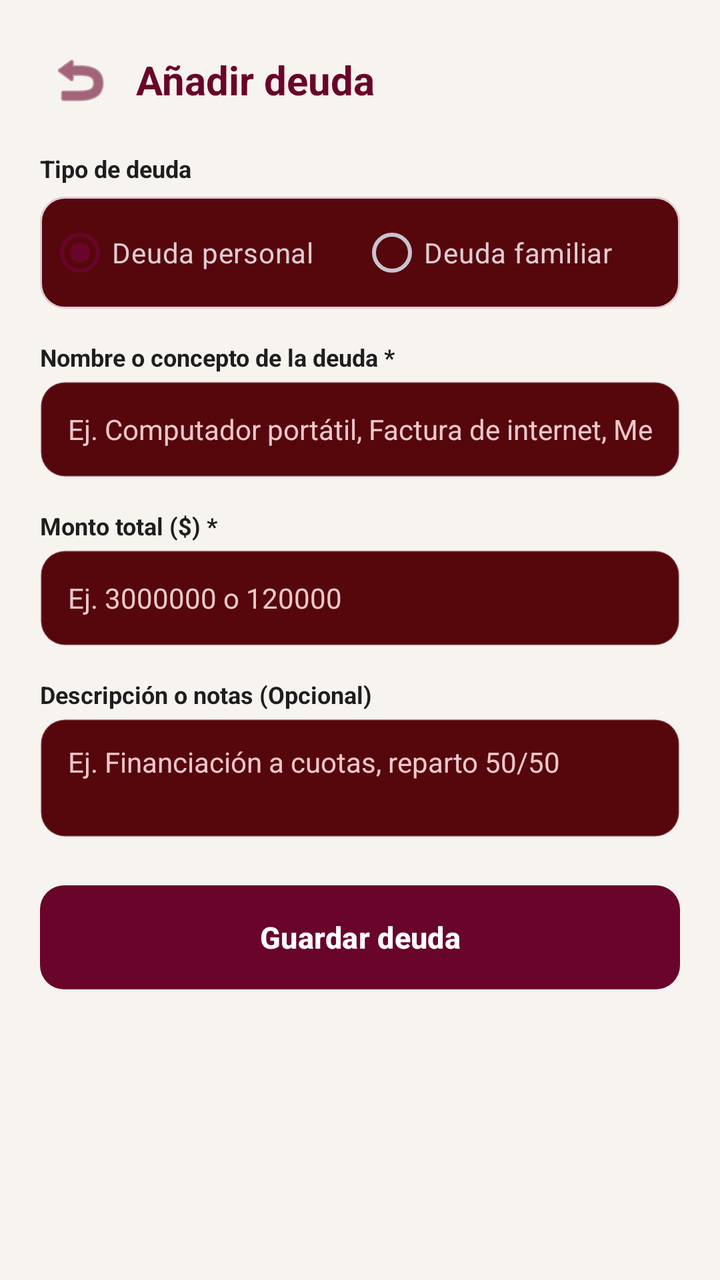
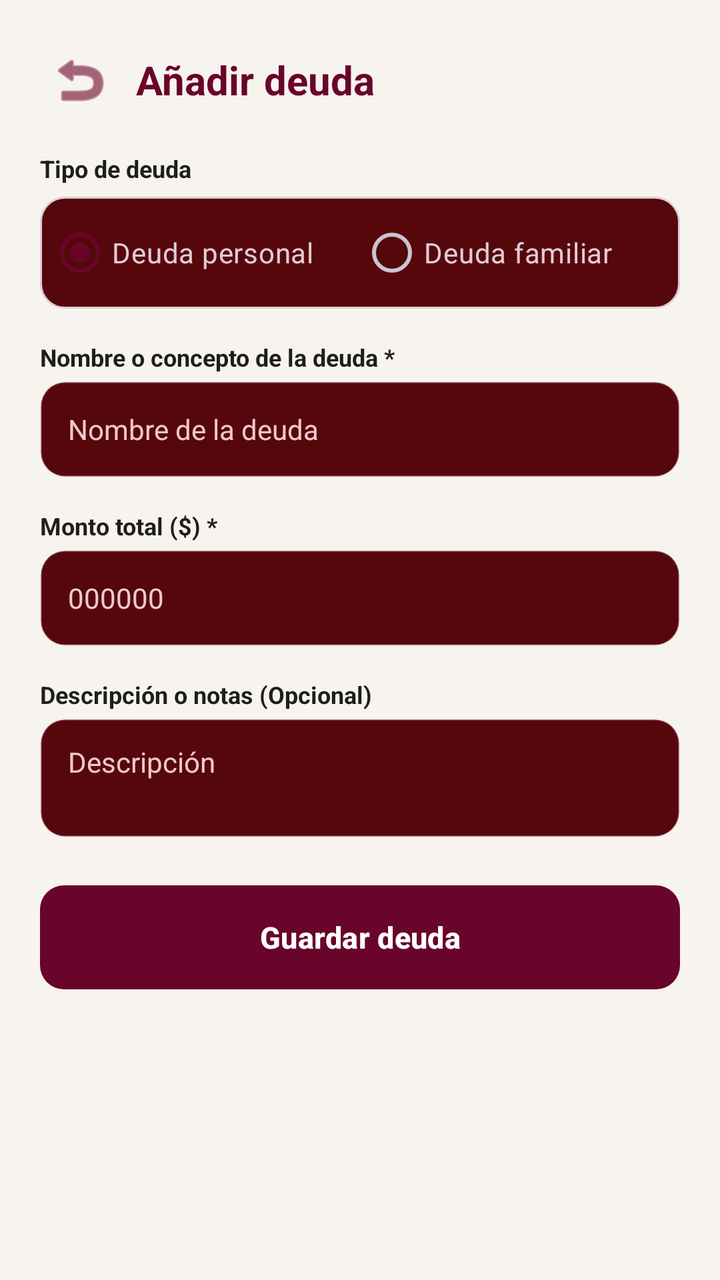

An Android layout rendered at two revisions. The XML below is the earlier revision; the diff shows what the commit changed to produce the second picture.
<!-- AndroidManifest.xml: application theme Theme.Freyr -->
<!-- res/layout/activity_add_debt.xml -->
<?xml version="1.0" encoding="utf-8"?>
<ScrollView xmlns:android="http://schemas.android.com/apk/res/android"
    xmlns:app="http://schemas.android.com/apk/res-auto"
    android:layout_width="match_parent"
    android:layout_height="match_parent"
    android:fillViewport="true"
    android:background="@color/freyr_background">

    <LinearLayout
        android:layout_width="match_parent"
        android:layout_height="wrap_content"
        android:orientation="vertical"
        android:padding="20dp">

        
        <LinearLayout
            android:layout_width="match_parent"
            android:layout_height="wrap_content"
            android:orientation="horizontal"
            android:gravity="center_vertical"
            android:layout_marginBottom="16dp">

            <ImageButton
                android:id="@+id/btn_atras"
                android:layout_width="40dp"
                android:layout_height="40dp"
                android:background="?attr/selectableItemBackgroundBorderless"
                android:src="@android:drawable/ic_menu_revert"
                android:contentDescription="@string/btn_back"
                app:tint="@color/freyr_primary" />

            <TextView
                android:layout_width="wrap_content"
                android:layout_height="wrap_content"
                android:text="@string/title_add_debt"
                android:textColor="@color/freyr_primary"
                android:textSize="20sp"
                android:textStyle="bold"
                android:layout_marginStart="8dp" />
        </LinearLayout>

        
        <TextView
            android:id="@+id/tx_error"
            android:layout_width="match_parent"
            android:layout_height="wrap_content"
            android:textColor="#D32F2F"
            android:textSize="12sp"
            android:visibility="gone"
            android:layout_marginBottom="12dp" />

        
        <TextView
            android:layout_width="wrap_content"
            android:layout_height="wrap_content"
            android:layout_marginBottom="6dp"
            android:text="Tipo de deuda"
            android:textColor="@color/freyr_card_bg"
            android:textSize="12sp"
            android:textStyle="bold" />

        <RadioGroup
            android:id="@+id/rg_tipo_deuda"
            android:layout_width="match_parent"
            android:layout_height="wrap_content"
            android:orientation="horizontal"
            android:background="@drawable/bg_button_secondary"
            android:padding="4dp"
            android:layout_marginBottom="16dp">

            <RadioButton
                android:id="@+id/rb_deuda_personal"
                android:layout_width="0dp"
                android:layout_height="wrap_content"
                android:layout_weight="1"
                android:text="@string/debt_scope_personal"
                android:checked="true"
                android:textColor="@color/freyr_text_primary"
                android:buttonTint="@color/freyr_primary" />

            <RadioButton
                android:id="@+id/rb_deuda_familiar"
                android:layout_width="0dp"
                android:layout_height="wrap_content"
                android:layout_weight="1"
                android:text="@string/debt_scope_family"
                android:textColor="@color/freyr_text_primary"
                android:buttonTint="@color/freyr_primary" />
        </RadioGroup>

        
        <TextView
            android:layout_width="wrap_content"
            android:layout_height="wrap_content"
            android:layout_marginBottom="4dp"
            android:text="@string/label_debt_name"
            android:textColor="@color/freyr_card_bg"
            android:textSize="12sp"
            android:textStyle="bold" />

        <EditText
            android:id="@+id/et_nombre_deuda"
            android:layout_width="match_parent"
            android:layout_height="48dp"
            android:background="@drawable/bg_edit_text"
            android:hint="@string/hint_debt_name"
            android:inputType="textCapSentences"
            android:maxLines="1"
            android:focusable="true"
            android:focusableInTouchMode="true"
            android:clickable="true"
            android:cursorVisible="true"
            android:importantForAutofill="no"
            android:textColor="@color/freyr_text_primary"
            android:textSize="14sp"
            android:layout_marginBottom="16dp" />

        
        <TextView
            android:layout_width="wrap_content"
            android:layout_height="wrap_content"
            android:layout_marginBottom="4dp"
            android:text="@string/label_debt_amount"
            android:textColor="@color/freyr_card_bg"
            android:textSize="12sp"
            android:textStyle="bold" />

        <EditText
            android:id="@+id/et_monto"
            android:layout_width="match_parent"
            android:layout_height="48dp"
            android:background="@drawable/bg_edit_text"
            android:hint="@string/hint_debt_amount"
            android:inputType="numberDecimal"
            android:maxLines="1"
            android:focusable="true"
            android:focusableInTouchMode="true"
            android:clickable="true"
            android:cursorVisible="true"
            android:importantForAutofill="no"
            android:textColor="@color/freyr_text_primary"
            android:textSize="14sp"
            android:layout_marginBottom="16dp" />

        
        <LinearLayout
            android:id="@+id/layout_family_options"
            android:layout_width="match_parent"
            android:layout_height="wrap_content"
            android:orientation="vertical"
            android:background="@drawable/bg_card_rounded"
            android:padding="16dp"
            android:visibility="gone"
            android:layout_marginBottom="16dp">

            <TextView
                android:layout_width="wrap_content"
                android:layout_height="wrap_content"
                android:text="@string/label_debt_group"
                android:textColor="@color/freyr_text_secondary"
                android:textSize="12sp"
                android:textStyle="bold"
                android:layout_marginBottom="4dp" />

            <Spinner
                android:id="@+id/spinner_family_group"
                android:layout_width="match_parent"
                android:layout_height="44dp"
                android:background="@drawable/bg_edit_text"
                android:layout_marginBottom="12dp" />

            <TextView
                android:layout_width="wrap_content"
                android:layout_height="wrap_content"
                android:text="@string/label_assigned_member"
                android:textColor="@color/freyr_text_secondary"
                android:textSize="12sp"
                android:textStyle="bold"
                android:layout_marginBottom="4dp" />

            <Spinner
                android:id="@+id/spinner_assigned_member"
                android:layout_width="match_parent"
                android:layout_height="44dp"
                android:background="@drawable/bg_edit_text" />
        </LinearLayout>

        
        <TextView
            android:layout_width="wrap_content"
            android:layout_height="wrap_content"
            android:layout_marginBottom="4dp"
            android:text="@string/label_debt_description"
            android:textColor="@color/freyr_card_bg"
            android:textSize="12sp"
            android:textStyle="bold" />

        <EditText
            android:id="@+id/et_descripcion"
            android:layout_width="match_parent"
            android:layout_height="wrap_content"
            android:minLines="2"
            android:maxLines="4"
            android:gravity="top|start"
            android:background="@drawable/bg_edit_text"
            android:hint="@string/hint_debt_description"
            android:inputType="textMultiLine"
            android:focusable="true"
            android:focusableInTouchMode="true"
            android:clickable="true"
            android:cursorVisible="true"
            android:importantForAutofill="no"
            android:textColor="@color/freyr_text_primary"
            android:textSize="14sp"
            android:layout_marginBottom="24dp" />

        
        <Button
            android:id="@+id/btn_guardar_deuda"
            android:layout_width="match_parent"
            android:layout_height="52dp"
            android:background="@drawable/bg_button_primary"
            android:text="@string/btn_save_debt"
            android:textColor="#FFFFFF"
            android:textSize="15sp"
            android:textStyle="bold"
            app:backgroundTint="@null" />

    </LinearLayout>
</ScrollView>
<!-- resources referenced by this layout -->
<resources>
  <color name="freyr_background">#F7F3EF</color>
  <color name="freyr_card_bg">#1E1E1E</color>
  <color name="freyr_primary">#69042A</color>
  <color name="freyr_text_primary">#E1CCD4</color>
  <color name="freyr_text_secondary">#F6F5CFD4</color>
  <!-- drawable bg_button_primary (drawable) -->
  <?xml version="1.0" encoding="utf-8"?>
  <ripple xmlns:android="http://schemas.android.com/apk/res/android"
      android:color="#33FFFFFF">
      <item>
          <shape android:shape="rectangle">
              <corners android:radius="12dp" />
              <solid android:color="@color/freyr_primary" />
          </shape>
      </item>
  </ripple>
  <!-- drawable bg_button_secondary (drawable) -->
  <?xml version="1.0" encoding="utf-8"?>
  <ripple xmlns:android="http://schemas.android.com/apk/res/android"
      android:color="#33E1CCD4">
      <item>
          <shape android:shape="rectangle">
              <corners android:radius="12dp" />
              <solid android:color="@color/freyr_surface" />
              <stroke android:width="1dp" android:color="@color/freyr_secondary" />
          </shape>
      </item>
  </ripple>
  <!-- drawable bg_card_rounded (drawable) -->
  <?xml version="1.0" encoding="utf-8"?>
  <shape xmlns:android="http://schemas.android.com/apk/res/android"
      android:shape="rectangle">
      <corners android:radius="16dp" />
      <solid android:color="@color/freyr_surface" />
      <stroke android:width="1dp" android:color="@color/freyr_border" />
  </shape>
  <!-- drawable bg_edit_text (drawable) -->
  <?xml version="1.0" encoding="utf-8"?>
  <selector xmlns:android="http://schemas.android.com/apk/res/android">
      <item android:state_focused="true">
          <shape android:shape="rectangle">
              <corners android:radius="12dp" />
              <solid android:color="@color/freyr_surface" />
              <stroke android:width="2dp" android:color="@color/freyr_primary" />
              <padding android:bottom="12dp" android:left="14dp" android:right="14dp" android:top="12dp" />
          </shape>
      </item>
      <item>
          <shape android:shape="rectangle">
              <corners android:radius="12dp" />
              <solid android:color="@color/freyr_surface" />
              <stroke android:width="1dp" android:color="@color/freyr_border" />
              <padding android:bottom="12dp" android:left="14dp" android:right="14dp" android:top="12dp" />
          </shape>
      </item>
  </selector>
  <string name="btn_back">Volver</string>
  <string name="btn_save_debt">Guardar deuda</string>
  <string name="debt_scope_family">Deuda familiar</string>
  <string name="debt_scope_personal">Deuda personal</string>
  <string name="hint_debt_amount">Ej. 3000000 o 120000</string>
  <string name="hint_debt_description">Ej. Financiación a cuotas, reparto 50/50</string>
  <string name="hint_debt_name">Ej. Computador portátil, Factura de internet, Mercado</string>
  <string name="label_assigned_member">Persona asignada</string>
  <string name="label_debt_amount">Monto total ($) *</string>
  <string name="label_debt_description">Descripción o notas (Opcional)</string>
  <string name="label_debt_group">Grupo familiar</string>
  <string name="label_debt_name">Nombre o concepto de la deuda *</string>
  <string name="title_add_debt">Añadir deuda</string>
  <color name="freyr_surface">#56070C</color>
  <color name="freyr_secondary">#E1CCD4</color>
  <color name="freyr_border">#33E1CCD4</color>
  <color name="freyr_primary_dark">#4A031E</color>
  <!-- unchanged entries left out for length: 1 -->
</resources>

<!-- the commit's change to res/layout/activity_add_debt.xml (unified diff, before → after) -->
@@ -103,7 +103,7 @@
             android:layout_width="match_parent"
             android:layout_height="48dp"
             android:background="@drawable/bg_edit_text"
-            android:hint="@string/hint_debt_name"
+            android:hint="Nombre de la deuda"
             android:inputType="textCapSentences"
             android:maxLines="1"
             android:focusable="true"
@@ -130,7 +130,7 @@
             android:layout_width="match_parent"
             android:layout_height="48dp"
             android:background="@drawable/bg_edit_text"
-            android:hint="@string/hint_debt_amount"
+            android:hint="000000"
             android:inputType="numberDecimal"
             android:maxLines="1"
             android:focusable="true"
@@ -203,7 +203,7 @@
             android:maxLines="4"
             android:gravity="top|start"
             android:background="@drawable/bg_edit_text"
-            android:hint="@string/hint_debt_description"
+            android:hint="Descripción"
             android:inputType="textMultiLine"
             android:focusable="true"
             android:focusableInTouchMode="true"
<!-- resource entries referenced after the edit -->
@@ -60,9 +60,6 @@
   <string name="btn_save_debt">Guardar deuda</string>
   <string name="debt_scope_family">Deuda familiar</string>
   <string name="debt_scope_personal">Deuda personal</string>
-  <string name="hint_debt_amount">Ej. 3000000 o 120000</string>
-  <string name="hint_debt_description">Ej. Financiación a cuotas, reparto 50/50</string>
-  <string name="hint_debt_name">Ej. Computador portátil, Factura de internet, Mercado</string>
   <string name="label_assigned_member">Persona asignada</string>
   <string name="label_debt_amount">Monto total ($) *</string>
   <string name="label_debt_description">Descripción o notas (Opcional)</string>
